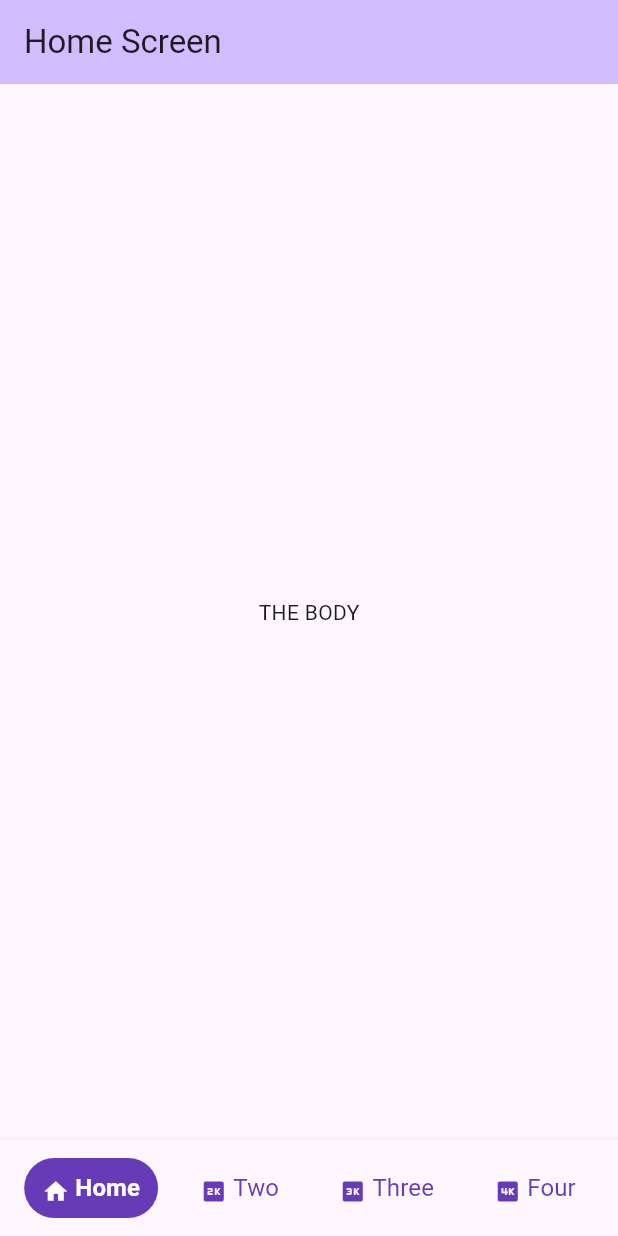
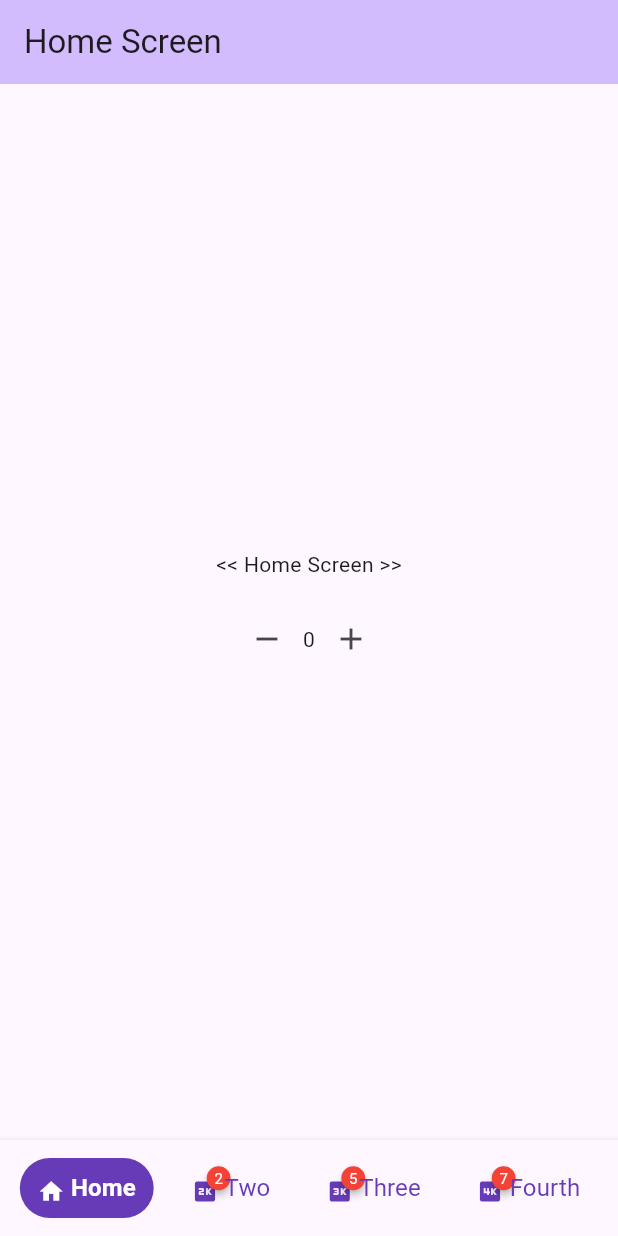
Before and after one commit to KayesAshfaQ/custom_bottom_nav_test, a Flutter app: the screen it shows after launch, on a phone screen of 412 x 824 dp. Run offline on Flutter 3.47's test engine with Material 2 defaults, Android fonts, the phone set to English and light mode, and no system bars; drawn by our look-alikes of badges.

Commit message:
adding badge feature

```diff
--- a/lib/main.dart
+++ b/lib/main.dart
@@ -1,13 +1,17 @@
+import 'package:custom_bottom_nav_test/provider/badge_provider.dart';
+import 'package:custom_bottom_nav_test/screens/root_screen.dart';
 import 'package:flutter/material.dart';
 import 'package:provider/provider.dart';
 
 import 'provider/nav_item_provider.dart';
-import 'screens/home_screen.dart';
 
 void main() {
   runApp(
-    ChangeNotifierProvider(
-      create: (_) => NavItemProvider(),
+    MultiProvider(
+      providers: [
+        ChangeNotifierProvider(create: (_) => NavItemProvider()),
+        ChangeNotifierProvider(create: (_) => BadgeProvider()),
+      ],
       child: const MyApp(),
     ),
   );
@@ -24,7 +28,7 @@ class MyApp extends StatelessWidget {
         colorScheme: ColorScheme.fromSeed(seedColor: Colors.deepPurple),
         useMaterial3: true,
       ),
-      home: const MyHomePage(),
+      home: const RootScreen(),
     );
   }
 }
--- a/lib/model/custom_nav_model.dart
+++ b/lib/model/custom_nav_model.dart
@@ -4,10 +4,12 @@ class CustomModel {
   final String title;
   final IconData icon;
   final void Function()? onPress;
+  final int badgeCount;
 
   const CustomModel({
     required this.title,
     required this.icon,
     this.onPress,
+    this.badgeCount = 0,
   });
 }
--- /dev/null
+++ b/lib/provider/badge_provider.dart
@@ -0,0 +1,12 @@
+import 'package:flutter/foundation.dart';
+
+class BadgeProvider extends ChangeNotifier {
+  int _badge = 0;
+
+  int get badge => _badge;
+
+  set badge(int val) {
+    _badge = val;
+    notifyListeners();
+  }
+}
--- a/lib/screens/home_screen.dart
+++ b/lib/screens/home_screen.dart
@@ -1,9 +1,6 @@
+import 'package:custom_bottom_nav_test/provider/badge_provider.dart';
 import 'package:flutter/material.dart';
 import 'package:provider/provider.dart';
-
-import '../model/custom_nav_model.dart';
-import '../provider/nav_item_provider.dart';
-import '../widgets/custom_nav_widget.dart';
 
 class MyHomePage extends StatefulWidget {
   const MyHomePage({super.key});
@@ -15,49 +12,44 @@ class MyHomePage extends StatefulWidget {
 class _MyHomePageState extends State<MyHomePage> {
   @override
   Widget build(BuildContext context) {
+    final provider = Provider.of<BadgeProvider>(context);
+
     return Scaffold(
       appBar: AppBar(
         backgroundColor: Theme.of(context).colorScheme.inversePrimary,
         title: const Text('Home Screen'),
       ),
-      body: const Center(
+      body: Center(
         child: Column(
           mainAxisAlignment: MainAxisAlignment.center,
           children: <Widget>[
-            Text(
-              'THE BODY',
+            const Text(
+              '<< Home Screen >>',
+            ),
+            const SizedBox(height: 16),
+            Row(
+              mainAxisSize: MainAxisSize.min,
+              children: [
+                IconButton(
+                  onPressed: () {
+                    if (provider.badge > 0) {
+                      provider.badge--;
+                    }
+                  },
+                  icon: const Icon(Icons.remove),
+                ),
+                Text(provider.badge.toString()),
+                IconButton(
+                  onPressed: () {
+                    provider.badge++;
+                  },
+                  icon: const Icon(Icons.add),
+                ),
+              ],
             ),
           ],
         ),
       ),
-      bottomNavigationBar: CustomNavWidget(
-        items: [
-          CustomModel(
-              title: 'Home',
-              icon: Icons.home,
-              onPress: () {
-                context.read<NavItemProvider>().selectedIndex = 0;
-              }),
-          CustomModel(
-              title: 'Two',
-              icon: Icons.two_k,
-              onPress: () {
-                context.read<NavItemProvider>().selectedIndex = 1;
-              }),
-          CustomModel(
-              title: 'Three',
-              icon: Icons.three_k,
-              onPress: () {
-                context.read<NavItemProvider>().selectedIndex = 2;
-              }),
-          CustomModel(
-              title: 'Four',
-              icon: Icons.four_k,
-              onPress: () {
-                context.read<NavItemProvider>().selectedIndex = 3;
-              }),
-        ],
-      ),
     );
   }
 }
--- /dev/null
+++ b/lib/screens/root_screen.dart
@@ -0,0 +1,71 @@
+import 'package:custom_bottom_nav_test/screens/four_screen.dart';
+import 'package:custom_bottom_nav_test/screens/home_screen.dart';
+import 'package:custom_bottom_nav_test/screens/second_screen.dart';
+import 'package:custom_bottom_nav_test/screens/third_screen.dart';
+import 'package:flutter/material.dart';
+import 'package:provider/provider.dart';
+
+import '../model/custom_nav_model.dart';
+import '../provider/nav_item_provider.dart';
+import '../widgets/custom_nav_widget.dart';
+
+class RootScreen extends StatefulWidget {
+  const RootScreen({super.key});
+
+  @override
+  State<RootScreen> createState() => _RootScreenState();
+}
+
+class _RootScreenState extends State<RootScreen> {
+  final screens = [
+    const MyHomePage(),
+    const SecondScreen(),
+    const ThirdScreen(),
+    const FourthScreen(),
+  ];
+
+  @override
+  Widget build(BuildContext context) {
+    final provider = Provider.of<NavItemProvider>(context);
+
+    return Scaffold(
+      body: screens[provider.selectedIndex],
+      bottomNavigationBar: CustomNavWidget(
+        items: [
+          CustomModel(
+            title: 'Home',
+            icon: Icons.home,
+            onPress: () {
+              provider.selectedIndex = 0;
+            },
+            badgeCount: 1,
+          ),
+          CustomModel(
+            title: 'Two',
+            icon: Icons.two_k,
+            onPress: () {
+              provider.selectedIndex = 1;
+            },
+            badgeCount: 2,
+          ),
+          CustomModel(
+            title: 'Three',
+            icon: Icons.three_k,
+            onPress: () {
+              provider.selectedIndex = 2;
+            },
+            badgeCount: 5,
+          ),
+          CustomModel(
+            title: 'Fourth',
+            icon: Icons.four_k,
+            onPress: () {
+              provider.selectedIndex = 3;
+            },
+            badgeCount: 7,
+          ),
+        ],
+      ),
+    );
+  }
+}
--- a/lib/widgets/custom_nav_item_widget.dart
+++ b/lib/widgets/custom_nav_item_widget.dart
@@ -1,5 +1,6 @@
 import 'package:flutter/material.dart';
 import 'package:provider/provider.dart';
+import 'package:badges/badges.dart' as badge;
 
 import '../provider/nav_item_provider.dart';
 
@@ -8,6 +9,7 @@ class CustomRowItem extends StatelessWidget {
   final String title;
   final IconData icon;
   final void Function()? onPress;
+  final int badgeCount;
 
   const CustomRowItem({
     super.key,
@@ -15,6 +17,7 @@ class CustomRowItem extends StatelessWidget {
     required this.title,
     required this.icon,
     this.onPress,
+    this.badgeCount = 0,
   });
 
   @override
@@ -54,10 +57,21 @@ class CustomRowItem extends StatelessWidget {
                 crossAxisAlignment: CrossAxisAlignment.end,
                 mainAxisSize: MainAxisSize.min,
                 children: [
-                  Icon(icon,
-                      color: index == selectedIndex
-                          ? Colors.white
-                          : Colors.deepPurple),
+                  badge.Badge(
+                    showBadge: badgeCount > 0 && index != selectedIndex,
+                    position: badge.BadgePosition.topEnd(top: -12, end: -8),
+                    badgeContent: Text(
+                      badgeCount.toString(),
+                      style: const TextStyle(
+                        fontSize: 10,
+                        color: Colors.white,
+                      ),
+                    ),
+                    child: Icon(icon,
+                        color: index == selectedIndex
+                            ? Colors.white
+                            : Colors.deepPurple),
+                  ),
                   const SizedBox(width: 4),
                   Text(
                     title,
--- a/lib/widgets/custom_nav_widget.dart
+++ b/lib/widgets/custom_nav_widget.dart
@@ -30,6 +30,7 @@ class CustomNavWidget extends StatelessWidget {
                 title: item.title,
                 icon: item.icon,
                 onPress: item.onPress,
+                badgeCount: item.badgeCount,
               );
             },
           ),
--- a/pubspec.yaml
+++ b/pubspec.yaml
@@ -14,6 +14,7 @@ dependencies:
 
   cupertino_icons: ^1.0.2
   provider: ^6.0.5
+  badges: ^3.1.1
 
 dev_dependencies:
   flutter_test:
```
Also changed, not shown: lib/screens/four_screen.dart (added, +30 -0 lines), lib/screens/second_screen.dart (added, +30 -0 lines), lib/screens/third_screen.dart (added, +30 -0 lines), pubspec.lock.
